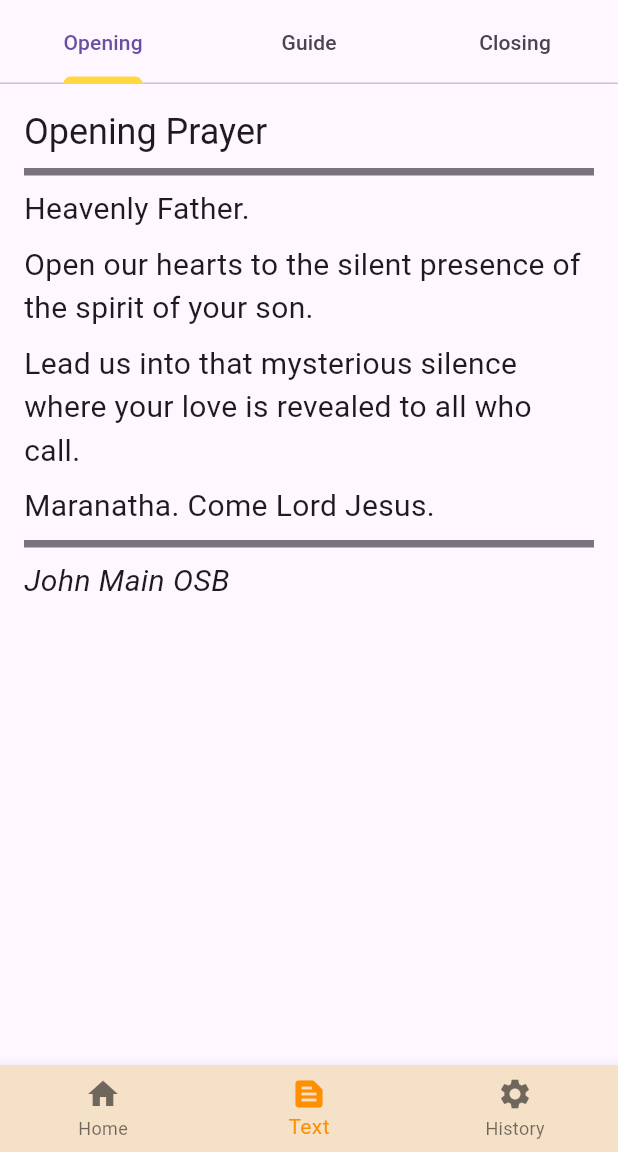
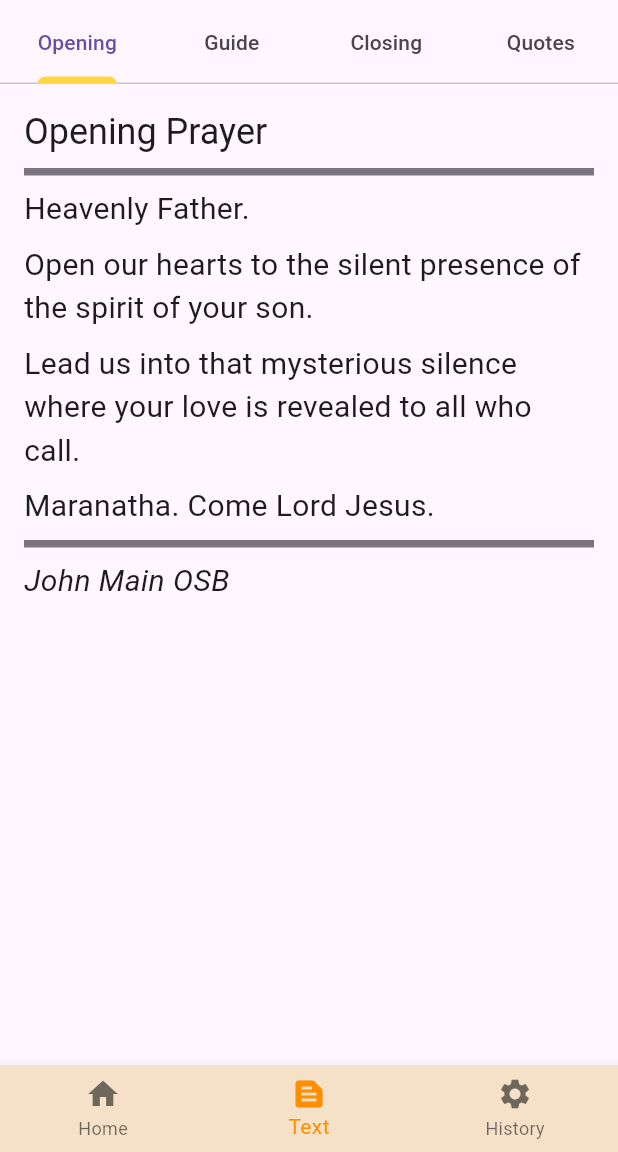
Before and after one commit to gjwgit/innerpod, a Flutter app: the screen it shows after launch, item 2 of the bottom bar chosen, on a phone screen of 412 x 824 dp, the part 84-1236 px from its top. Run offline on Flutter 3.47's test engine with Material 3 defaults, Android fonts, the phone set to English and light mode, and no system bars; our stand-ins replace audioplayers, circular_countdown_timer, flutter_markdown, wakelock_plus; missing offline and left inert: solidpod.

Commit message:
Replace variable instrucutions with class Instructions.

```diff
--- a/lib/home.dart
+++ b/lib/home.dart
@@ -1,6 +1,6 @@
 /// Main home page for the app.
 //
-// Time-stamp: <Friday 2024-05-17 15:19:19 +1000 Graham Williams>
+// Time-stamp: <Saturday 2024-05-18 10:56:07 +1000 Graham Williams>
 //
 /// Copyright (C) 2024, Togaware Pty Ltd
 ///
@@ -64,8 +64,7 @@ class HomeState extends State<Home> with SingleTickerProviderStateMixin {
 
   final List<Widget> _pages = <Widget>[
     const Timer(),
-    instructions,
-    // const Icon(Icons.camera, size: 150),
+    const Instructions(),
     const Icon(Icons.chat, size: 150),
   ];
 
--- a/lib/instructions.dart
+++ b/lib/instructions.dart
@@ -1,61 +1,45 @@
-import 'package:flutter_markdown/flutter_markdown.dart';
+/// DESCRIPTION
+//
+// Time-stamp: <Saturday 2024-05-18 10:32:06 +1000 Graham Williams>
+//
+/// Copyright (C) 2024, Togaware Pty Ltd
+///
+/// Licensed under the GNU General Public License, Version 3 (the "License");
+///
+/// License: https://www.gnu.org/licenses/gpl-3.0.en.html
+//
+// This program is free software: you can redistribute it and/or modify it under
+// the terms of the GNU General Public License as published by the Free Software
+// Foundation, either version 3 of the License, or (at your option) any later
+// version.
+//
+// This program is distributed in the hope that it will be useful, but WITHOUT
+// ANY WARRANTY; without even the implied warranty of MERCHANTABILITY or FITNESS
+// FOR A PARTICULAR PURPOSE.  See the GNU General Public License for more
+// details.
+//
+// You should have received a copy of the GNU General Public License along with
+// this program.  If not, see <https://www.gnu.org/licenses/>.
+///
+/// Authors: Graham Williams
+
+library;
 
 import 'package:flutter/material.dart';
 
-// TODO 20240511 gjw What are the pros and cons for a variable versus a class
-// here?
+import 'package:flutter_markdown/flutter_markdown.dart';
 
-// class Instructions extends StatefulWidget {
-//   @override
-//   _InstructionsState createState() => _InstructionsState();
-// }
+/// A widget for text instructions, prayers, quotes.
 
-// class _InstructionsState extends State<Instructions> with SingleTickerProviderStateMixin {
-//   TabController _tabController;
+class Instructions extends StatelessWidget {
+  /// Constructor
 
-//   @override
-//   void initState() {
-//     super.initState();
-//     _tabController = TabController(vsync: this, length: 3);
-//   }
+  const Instructions({super.key});
 
-//   @override
-//   void dispose() {
-//     _tabController.dispose();
-//     super.dispose();
-//   }
-
-//   @override
-//   Widget build(BuildContext context) {
-//     return Column(
-//       children: <Widget>[
-//         TabBar(
-//           controller: _tabController,
-//           tabs: [
-//             Tab(icon: Icon(Icons.directions_car)),
-//             Tab(icon: Icon(Icons.directions_transit)),
-//             Tab(icon: Icon(Icons.directions_bike)),
-//           ],
-//         ),
-//         Expanded(
-//           child: TabBarView(
-//             controller: _tabController,
-//             children: [
-//               Icon(Icons.directions_car),
-//               Icon(Icons.directions_transit),
-//               Icon(Icons.directions_bike),
-//             ],
-//           ),
-//         ),
-//       ],
-//     );
-//   }
-// }
-
-///
-
-Widget instructions = DefaultTabController(
-  length: 3, // Number of tabs
+  @override
+  Widget build(BuildContext context) {
+    return DefaultTabController(
+      length: 4,
       child: Scaffold(
         appBar: AppBar(
           flexibleSpace: const Column(
@@ -64,14 +48,11 @@ Widget instructions = DefaultTabController(
               TabBar(
                 indicatorColor: Colors.amberAccent,
                 indicatorWeight: 5,
-            // indicator: BoxDecoration(
-            //   color: Colors.amber[800],
-            //   borderRadius: BorderRadius.circular(25.0),
-            // ),
                 tabs: [
                   Tab(text: 'Opening'),
                   Tab(text: 'Guide'),
                   Tab(text: 'Closing'),
+                  Tab(text: 'Quotes'),
                 ],
               ),
             ],
@@ -97,8 +78,8 @@ Widget instructions = DefaultTabController(
                     '  \n'
                     '*John Main OSB*',
                 styleSheet: MarkdownStyleSheet.fromTheme(ThemeData(
-                textTheme:
-                    const TextTheme(bodyMedium: TextStyle(fontSize: 20.0))))),
+                    textTheme: const TextTheme(
+                        bodyMedium: TextStyle(fontSize: 20.0))))),
             Markdown(
                 data: '# How to Meditate\n'
                     '  \n'
@@ -140,8 +121,8 @@ Widget instructions = DefaultTabController(
                     '  \n'
                     '*John Main OSB*',
                 styleSheet: MarkdownStyleSheet.fromTheme(ThemeData(
-                textTheme:
-                    const TextTheme(bodyMedium: TextStyle(fontSize: 20.0))))),
+                    textTheme: const TextTheme(
+                        bodyMedium: TextStyle(fontSize: 20.0))))),
             Markdown(
                 data: '# Closing Prayer\n'
                     '  \n'
@@ -180,9 +161,22 @@ Widget instructions = DefaultTabController(
                     '  \n'
                     '\n*Laurence Freeman OSB*',
                 styleSheet: MarkdownStyleSheet.fromTheme(ThemeData(
-                textTheme:
-                    const TextTheme(bodyMedium: TextStyle(fontSize: 20.0))))),
+                    textTheme: const TextTheme(
+                        bodyMedium: TextStyle(fontSize: 20.0))))),
+            Markdown(
+                data: '> Because I live, you too will live.\n'
+                    '> Then you will know that I am in my Father,\n'
+                    '> and you in me, and I in you.\n'
+                    '  \n'
+                    '*John 14:20*\n'
+                    '---\n'
+                    '  \n',
+                styleSheet: MarkdownStyleSheet.fromTheme(ThemeData(
+                    textTheme: const TextTheme(
+                        bodyMedium: TextStyle(fontSize: 20.0))))),
           ],
         ),
       ),
     );
+  }
+}
```
Lines whose indentation alone changed are shown as unchanged.
